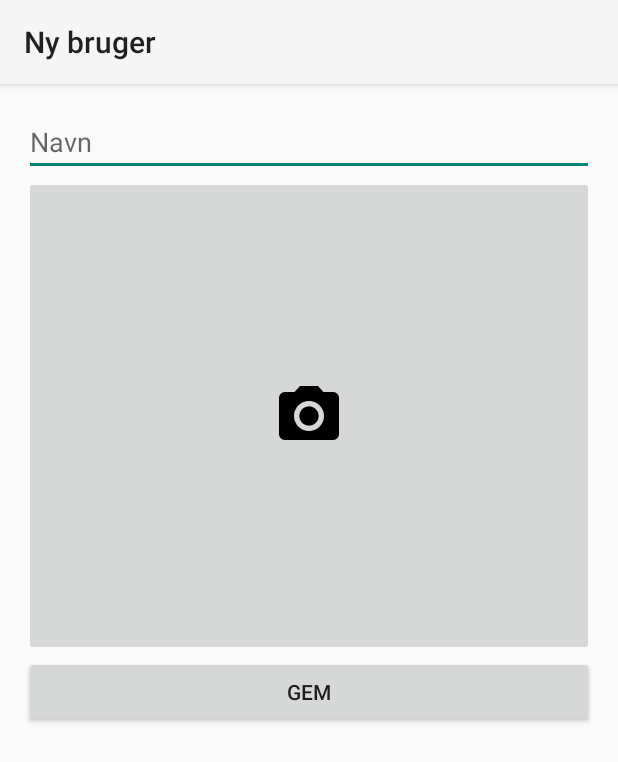
After one commit to jbfp/spelling-app, an Android app: the RegisterActivity screen opened directly, with no data from a screen before it, on a phone screen of 412 x 824 dp. The commit adds this screen. Shown: the top 762 px of the screen. Run offline under Robolectric (Android 15) with nearby library versions, the phone set to English and light mode, and no system bars.

Commit message:
Adds register view

```diff
--- a/StaveApp/app/src/main/java/dk/jbfp/staveapp/login/LoginPresenter.java
+++ b/StaveApp/app/src/main/java/dk/jbfp/staveapp/login/LoginPresenter.java
@@ -23,4 +23,8 @@ public class LoginPresenter {
     public void onUserClicked(User user) {
         this.view.navigateToStartActivity(user.id);
     }
+
+    public void onResume() {
+        this.view.showUsers(this.users.getAllUsers());
+    }
 }
--- /dev/null
+++ b/StaveApp/app/src/main/java/dk/jbfp/staveapp/register/RegisterPresenter.java
@@ -0,0 +1,31 @@
+package dk.jbfp.staveapp.register;
+
+import android.graphics.Bitmap;
+
+import dk.jbfp.staveapp.UserRepository;
+
+public class RegisterPresenter {
+    private UserRepository users;
+    private RegisterView view;
+
+    public RegisterPresenter(UserRepository users) {
+        this.users = users;
+    }
+
+    public void setView(RegisterView view) {
+        this.view = view;
+    }
+
+    public void onTakePhotoButtonClick() {
+        this.view.takePhoto();
+    }
+
+    public void onPhotoTaken(Bitmap photo) {
+        this.view.setPhoto(photo);
+    }
+
+    public void save(String name, byte[] photo) {
+        this.users.addUser(name, photo);
+        this.view.returnToLoginActivity();
+    }
+}
--- /dev/null
+++ b/StaveApp/app/src/main/java/dk/jbfp/staveapp/register/RegisterView.java
@@ -0,0 +1,9 @@
+package dk.jbfp.staveapp.register;
+
+import android.graphics.Bitmap;
+
+public interface RegisterView {
+    void takePhoto();
+    void setPhoto(Bitmap photo);
+    void returnToLoginActivity();
+}
--- a/StaveApp/app/src/main/res/layout/activity_login.xml
+++ b/StaveApp/app/src/main/res/layout/activity_login.xml
@@ -4,7 +4,6 @@
     android:layout_height="match_parent"
     android:gravity="center_horizontal"
     android:orientation="vertical"
-    android:paddingLeft="@dimen/activity_horizontal_margin"
     tools:context="dk.jbfp.staveapp.login.LoginActivity">
 
     <GridView
--- /dev/null
+++ b/StaveApp/app/src/main/res/layout/activity_register.xml
@@ -0,0 +1,34 @@
+<?xml version="1.0" encoding="utf-8"?>
+<LinearLayout
+    xmlns:android="http://schemas.android.com/apk/res/android"
+    xmlns:tools="http://schemas.android.com/tools"
+    android:orientation="vertical"
+    android:layout_width="match_parent"
+    android:layout_height="match_parent"
+    android:paddingLeft="@dimen/activity_horizontal_margin"
+    android:paddingRight="@dimen/activity_horizontal_margin"
+    android:paddingTop="@dimen/activity_vertical_margin"
+    android:paddingBottom="@dimen/activity_vertical_margin"
+    tools:context="dk.jbfp.staveapp.register.RegisterActivity">
+
+    <EditText
+        android:id="@+id/name_edit_text"
+        android:layout_width="fill_parent"
+        android:layout_height="wrap_content"
+        android:inputType="textPersonName|textCapWords|textNoSuggestions"
+        android:hint="Navn"/>
+
+    <ImageButton
+        android:id="@+id/photo_image_button"
+        android:layout_width="fill_parent"
+        android:layout_height="320dp"
+        android:src="@drawable/ic_photo_camera_black_48dp"
+        android:onClick="onTakePhotoButtonClick" />
+
+    <Button
+        android:layout_width="fill_parent"
+        android:layout_height="wrap_content"
+        android:text="Gem"
+        android:onClick="onSaveButtonClick" />
+
+</LinearLayout>
```
Also changed, not shown: StaveApp/app/src/main/AndroidManifest.xml (+9 -3 lines), StaveApp/app/src/main/java/dk/jbfp/staveapp/login/LoginActivity.java (+19 -4 lines), StaveApp/app/src/main/java/dk/jbfp/staveapp/register/RegisterActivity.java (added, +97 -0 lines), StaveApp/app/src/main/res/layout/layout_user_item.xml (+7 -5 lines), StaveApp/app/src/main/res/drawable-hdpi/ic_face_black_48dp.png (added), StaveApp/app/src/main/res/drawable-hdpi/ic_photo_camera_black_48dp.png (added), StaveApp/app/src/main/res/drawable-mdpi/ic_face_black_48dp.png (added), StaveApp/app/src/main/res/drawable-mdpi/ic_photo_camera_black_48dp.png (added), StaveApp/app/src/main/res/drawable-xhdpi/ic_face_black_48dp.png (added), StaveApp/app/src/main/res/drawable-xhdpi/ic_photo_camera_black_48dp.png (added), StaveApp/app/src/main/res/drawable-xxhdpi/ic_face_black_48dp.png (added), StaveApp/app/src/main/res/drawable-xxhdpi/ic_photo_camera_black_48dp.png (added), StaveApp/app/src/main/res/drawable-xxxhdpi/ic_face_black_48dp.png (added), StaveApp/app/src/main/res/drawable-xxxhdpi/ic_photo_camera_black_48dp.png (added).
